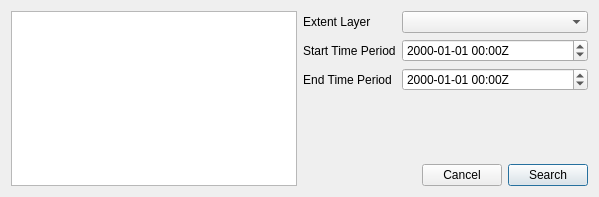
First picture: the form in views/query_dialog.ui, repository kbgg/qgis-stac-browser, before the edit.
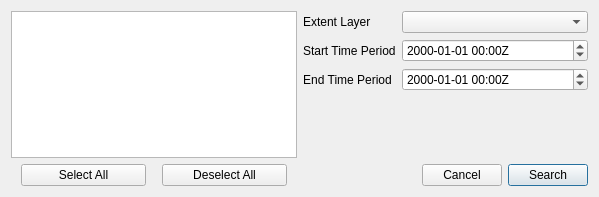
Second picture: the form after the edit. Custom widgets are drawn as their Qt base class.

Commit message: FEAT: Select/deselect all collections

Patch:
```diff
--- a/views/query_dialog.ui
+++ b/views/query_dialog.ui
@@ -33,6 +33,39 @@
          </column>
         </widget>
        </item>
+       <item>
+        <layout class="QHBoxLayout" name="horizontalLayout_3">
+         <property name="sizeConstraint">
+          <enum>QLayout::SetMaximumSize</enum>
+         </property>
+         <item>
+          <widget class="QPushButton" name="selectAllCollectionsButton">
+           <property name="maximumSize">
+            <size>
+             <width>125</width>
+             <height>16777215</height>
+            </size>
+           </property>
+           <property name="text">
+            <string>Select All</string>
+           </property>
+          </widget>
+         </item>
+         <item>
+          <widget class="QPushButton" name="deselectAllCollectionsButton">
+           <property name="maximumSize">
+            <size>
+             <width>125</width>
+             <height>16777215</height>
+            </size>
+           </property>
+           <property name="text">
+            <string>Deselect All</string>
+           </property>
+          </widget>
+         </item>
+        </layout>
+       </item>
       </layout>
      </item>
      <item>
```
The commit also changes 1 other file.
